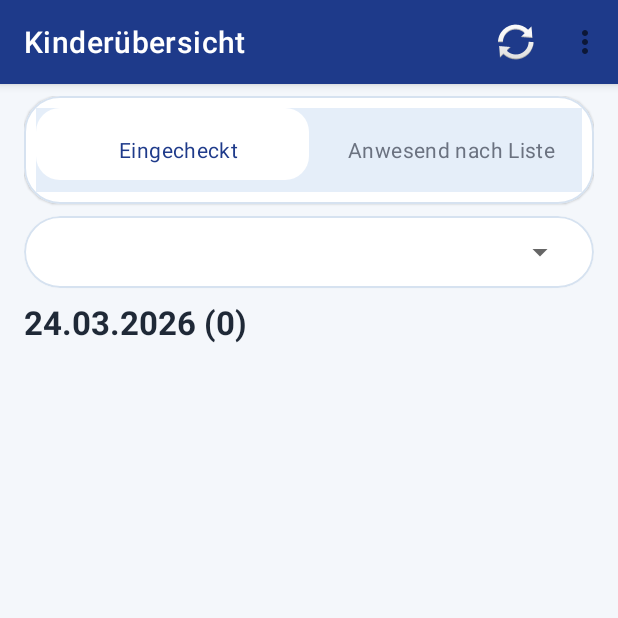
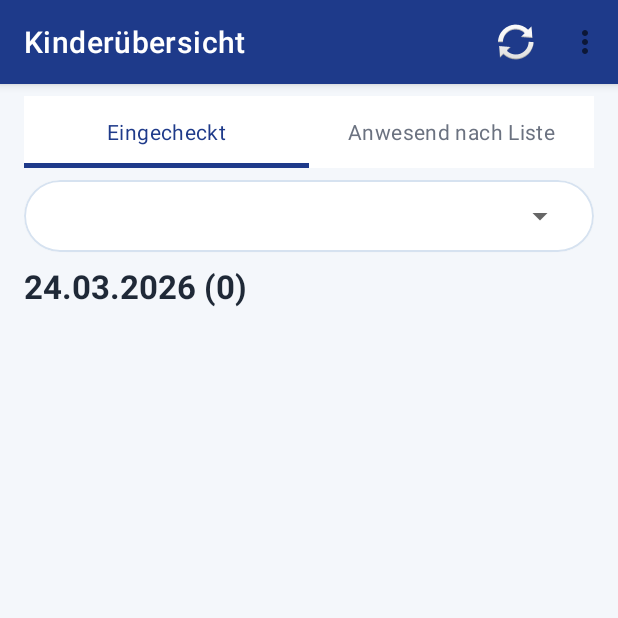
Before and after one commit to bavxhack/skib-App, an Android app: the ChildListMainActivity screen opened directly, with no data from a screen before it, on a phone screen of 412 x 824 dp, the top half of it. Run offline under Robolectric (Android 15) with nearby library versions, the light colour scheme and no system bars; our stand-ins replace Volley; libraries missing offline, so code that uses them is left out: com.facebook.drawee, com.jaredrummler.materialspinner; plain views replace MaterialSpinner; 3 statements that could not run were skipped.

Commit message:
Use standard Material tabs in child list

```diff
--- a/SKIBin_old/app/src/main/res/drawable/bg_child_list_tab.xml
+++ /dev/null
@@ -1,15 +0,0 @@
-<?xml version="1.0" encoding="utf-8"?>
-<selector xmlns:android="http://schemas.android.com/apk/res/android">
-    <item android:state_selected="true">
-        <shape android:shape="rectangle">
-            <solid android:color="@color/surfaceCard" />
-            <corners android:radius="16dp" />
-        </shape>
-    </item>
-    <item>
-        <shape android:shape="rectangle">
-            <solid android:color="@android:color/transparent" />
-            <corners android:radius="16dp" />
-        </shape>
-    </item>
-</selector>
--- a/SKIBin_old/app/src/main/res/layout/activity_child_list_main.xml
+++ b/SKIBin_old/app/src/main/res/layout/activity_child_list_main.xml
@@ -32,36 +32,21 @@
         android:paddingEnd="@dimen/default_margin"
         android:paddingBottom="8dp">
 
-        <com.google.android.material.card.MaterialCardView
-            style="@style/Widget.SKIBin.Card"
-            android:layout_width="match_parent"
-            android:layout_height="wrap_content"
-            android:layout_marginBottom="8dp"
-            app:cardElevation="1dp">
-
-            <LinearLayout
-                android:layout_width="match_parent"
-                android:layout_height="wrap_content"
-                android:orientation="vertical"
-                android:padding="8dp">
-
         <com.google.android.material.tabs.TabLayout
             android:id="@+id/tabChildList"
             android:layout_width="match_parent"
             android:layout_height="wrap_content"
-                    android:background="@color/surfaceMuted"
-                    android:padding="4dp"
-                    app:tabBackground="@drawable/bg_child_list_tab"
+            android:layout_marginBottom="8dp"
+            android:background="@color/surfaceCard"
             app:tabGravity="fill"
-                    app:tabIndicator="@android:color/transparent"
-                    app:tabIndicatorFullWidth="false"
+            app:tabIndicatorColor="@color/colorPrimary"
+            app:tabIndicatorFullWidth="true"
+            app:tabIndicatorHeight="3dp"
             app:tabMode="fixed"
             app:tabRippleColor="@color/surfaceMuted"
             app:tabSelectedTextColor="@color/colorPrimary"
             app:tabTextAppearance="@style/TextAppearance.MaterialComponents.Body2"
             app:tabTextColor="@color/grey" />
-            </LinearLayout>
-        </com.google.android.material.card.MaterialCardView>
 
         <androidx.viewpager.widget.ViewPager
             android:id="@+id/pager"
```
Lines whose indentation alone changed are shown as unchanged.
